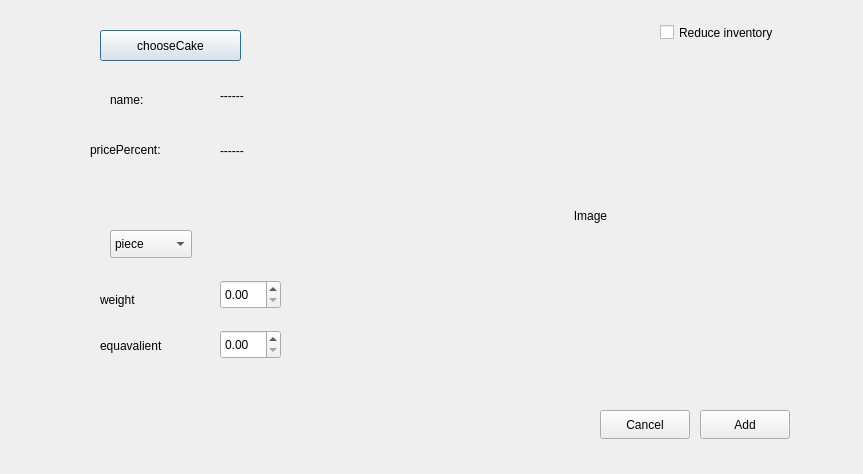
First picture: the form in CakeManager/src/ui/DailyCard/addcaketodaily.ui, repository mohammad23-c/CakeManager, before the edit.
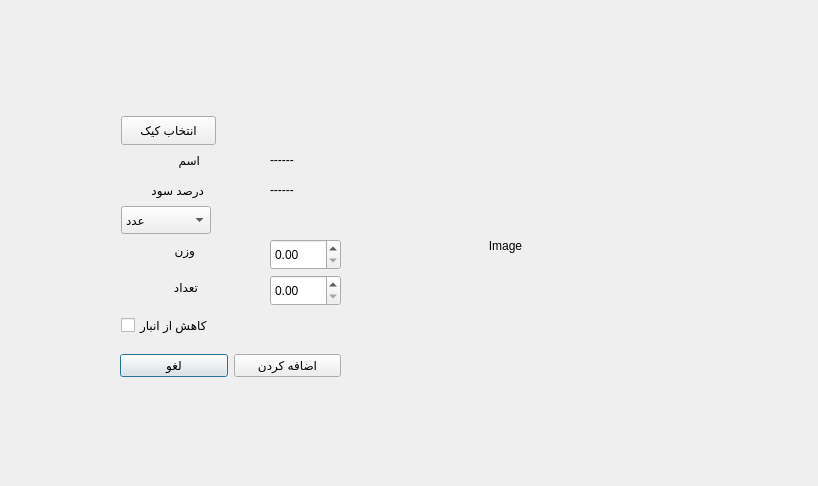
Second picture: the form after the edit.

```diff
--- a/CakeManager/src/ui/DailyCard/addcaketodaily.ui
+++ b/CakeManager/src/ui/DailyCard/addcaketodaily.ui
@@ -6,33 +6,20 @@
    <rect>
     <x>0</x>
     <y>0</y>
-    <width>863</width>
-    <height>474</height>
+    <width>818</width>
+    <height>486</height>
    </rect>
   </property>
   <property name="windowTitle">
    <string>Dialog</string>
   </property>
-  <widget class="QPushButton" name="chooseCake">
-   <property name="geometry">
-    <rect>
-     <x>100</x>
-     <y>30</y>
-     <width>141</width>
-     <height>31</height>
-    </rect>
-   </property>
-   <property name="text">
-    <string>chooseCake</string>
-   </property>
-  </widget>
   <widget class="QLabel" name="Name">
    <property name="geometry">
     <rect>
-     <x>220</x>
-     <y>80</y>
-     <width>91</width>
-     <height>31</height>
+     <x>270</x>
+     <y>150</y>
+     <width>51</width>
+     <height>20</height>
     </rect>
    </property>
    <property name="text">
@@ -42,10 +29,10 @@
   <widget class="QLabel" name="PricePercent">
    <property name="geometry">
     <rect>
-     <x>220</x>
-     <y>120</y>
-     <width>111</width>
-     <height>61</height>
+     <x>270</x>
+     <y>180</y>
+     <width>51</width>
+     <height>20</height>
     </rect>
    </property>
    <property name="text">
@@ -55,9 +42,9 @@
   <widget class="QLabel" name="Image">
    <property name="geometry">
     <rect>
-     <x>360</x>
-     <y>90</y>
-     <width>461</width>
+     <x>370</x>
+     <y>120</y>
+     <width>271</width>
      <height>251</height>
     </rect>
    </property>
@@ -71,41 +58,41 @@
   <widget class="QLabel" name="label">
    <property name="geometry">
     <rect>
-     <x>110</x>
-     <y>90</y>
-     <width>63</width>
+     <x>160</x>
+     <y>150</y>
+     <width>40</width>
      <height>20</height>
     </rect>
    </property>
    <property name="text">
-    <string>name:</string>
+    <string>اسم</string>
    </property>
   </widget>
   <widget class="QLabel" name="label_2">
    <property name="geometry">
     <rect>
-     <x>90</x>
-     <y>140</y>
-     <width>101</width>
+     <x>120</x>
+     <y>180</y>
+     <width>84</width>
      <height>20</height>
     </rect>
    </property>
    <property name="text">
-    <string>pricePercent:</string>
+    <string>درصد سود</string>
    </property>
   </widget>
   <widget class="QComboBox" name="comboBox">
    <property name="geometry">
     <rect>
-     <x>110</x>
-     <y>230</y>
-     <width>82</width>
+     <x>121</x>
+     <y>206</y>
+     <width>90</width>
      <height>28</height>
     </rect>
    </property>
    <item>
     <property name="text">
-     <string>piece</string>
+     <string>عدد</string>
     </property>
    </item>
    <item>
@@ -117,86 +104,99 @@
   <widget class="QLabel" name="label_3">
    <property name="geometry">
     <rect>
-     <x>100</x>
-     <y>290</y>
-     <width>63</width>
+     <x>150</x>
+     <y>240</y>
+     <width>45</width>
      <height>20</height>
     </rect>
    </property>
    <property name="text">
-    <string>weight</string>
+    <string>وزن</string>
    </property>
   </widget>
   <widget class="QLabel" name="label_4">
    <property name="geometry">
     <rect>
-     <x>100</x>
-     <y>330</y>
-     <width>81</width>
-     <height>31</height>
+     <x>121</x>
+     <y>277</y>
+     <width>77</width>
+     <height>20</height>
     </rect>
    </property>
    <property name="text">
-    <string>equavalient</string>
+    <string>تعداد</string>
    </property>
   </widget>
   <widget class="QDoubleSpinBox" name="doubleSpinBoxWeight">
    <property name="geometry">
     <rect>
-     <x>220</x>
-     <y>280</y>
-     <width>61</width>
-     <height>29</height>
+     <x>270</x>
+     <y>239</y>
+     <width>71</width>
+     <height>31</height>
     </rect>
    </property>
   </widget>
   <widget class="QDoubleSpinBox" name="doubleSpinBoxQuantity">
    <property name="geometry">
     <rect>
-     <x>220</x>
-     <y>330</y>
-     <width>61</width>
-     <height>29</height>
+     <x>270</x>
+     <y>275</y>
+     <width>71</width>
+     <height>31</height>
     </rect>
    </property>
   </widget>
-  <widget class="QPushButton" name="AddBtn">
+  <widget class="QWidget" name="layoutWidget">
    <property name="geometry">
     <rect>
-     <x>700</x>
-     <y>410</y>
-     <width>90</width>
-     <height>29</height>
+     <x>120</x>
+     <y>350</y>
+     <width>221</width>
+     <height>31</height>
     </rect>
    </property>
-   <property name="text">
-    <string>Add</string>
-   </property>
-  </widget>
-  <widget class="QPushButton" name="pushButton_4">
-   <property name="geometry">
-    <rect>
-     <x>600</x>
-     <y>410</y>
-     <width>90</width>
-     <height>29</height>
-    </rect>
-   </property>
-   <property name="text">
-    <string>Cancel</string>
-   </property>
+   <layout class="QHBoxLayout" name="horizontalLayout">
+    <item>
+     <widget class="QPushButton" name="pushButton_4">
+      <property name="text">
+       <string>لغو</string>
+      </property>
+     </widget>
+    </item>
+    <item>
+     <widget class="QPushButton" name="AddBtn">
+      <property name="text">
+       <string>اضافه کردن</string>
+      </property>
+     </widget>
+    </item>
+   </layout>
   </widget>
   <widget class="QCheckBox" name="reduceInventoryCheckBox">
    <property name="geometry">
     <rect>
-     <x>660</x>
-     <y>20</y>
-     <width>201</width>
+     <x>121</x>
+     <y>313</y>
+     <width>142</width>
      <height>25</height>
     </rect>
    </property>
    <property name="text">
-    <string>Reduce inventory</string>
+    <string>کاهش از انبار</string>
+   </property>
+  </widget>
+  <widget class="QPushButton" name="chooseCake">
+   <property name="geometry">
+    <rect>
+     <x>121</x>
+     <y>116</y>
+     <width>95</width>
+     <height>29</height>
+    </rect>
+   </property>
+   <property name="text">
+    <string>انتخاب کیک</string>
    </property>
   </widget>
  </widget>
```
Left out of the diff: 2 changed lines with no effect on the pictures.
